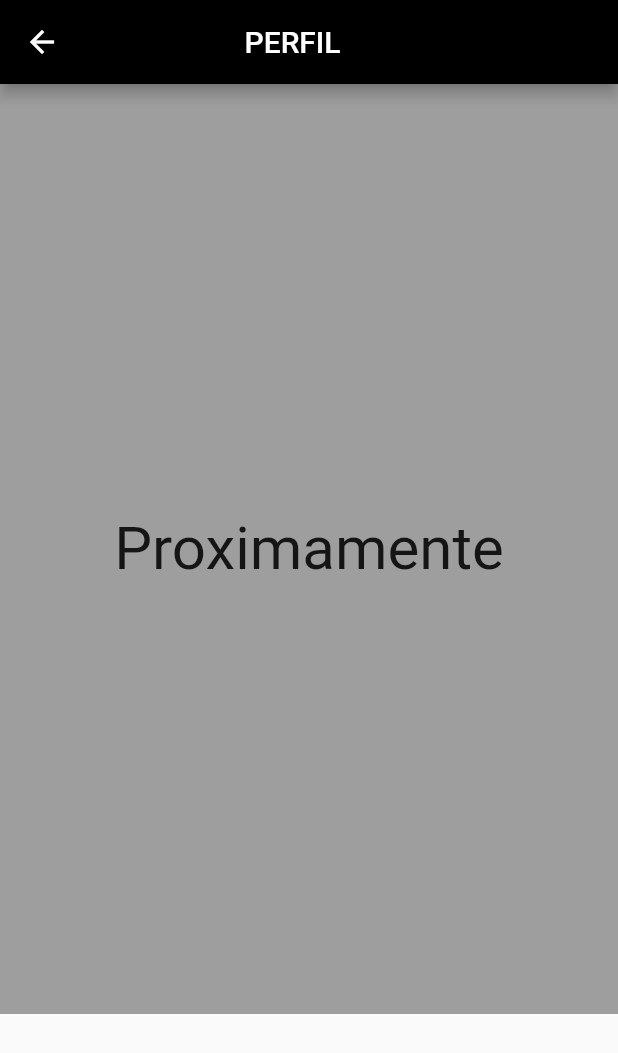
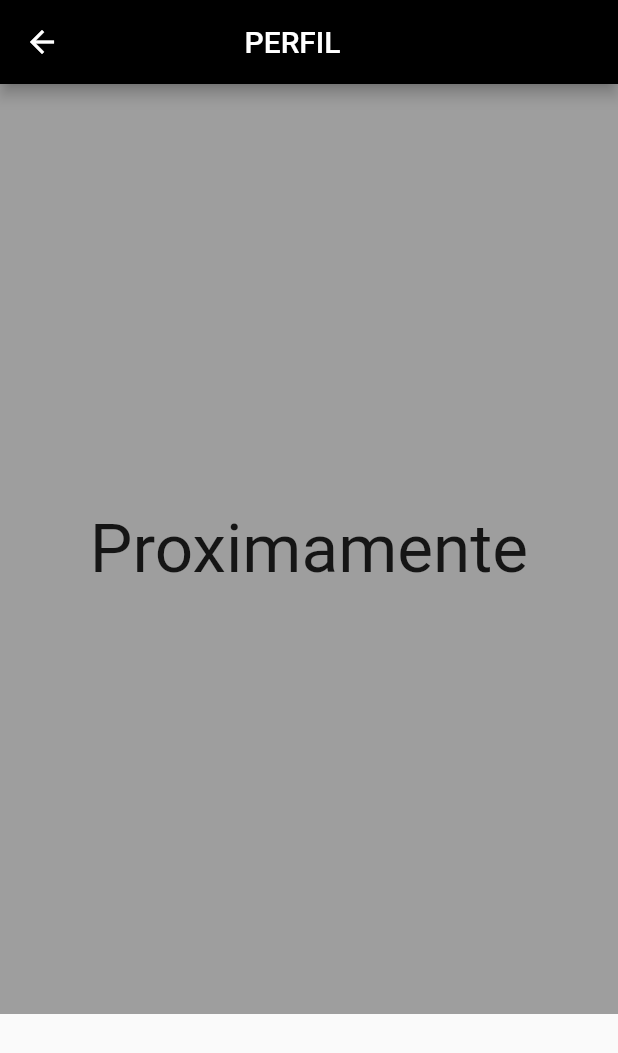
Before and after one commit to Nil-Medina/flutter_banca_movil, a Flutter app: the PagePerfil screen opened directly, on a phone screen of 412 x 824 dp. Shown: the top 1053 px of the screen. Run offline on Flutter 3.47's test engine with Material 2 defaults, Android fonts, the phone set to English and light mode, and no system bars.

Commit message:
version1

```diff
--- a/lib/componentes/perfil.dart
+++ b/lib/componentes/perfil.dart
@@ -38,7 +38,7 @@ class PagePerfil extends StatelessWidget {
               child: const Center(
                 child: Text(
                   "Proximamente",
-                  style: TextStyle(fontSize: 40),
+                  style: TextStyle(fontSize: 45),
                 ),
               ),
             ),
```
Also changed, not shown: lib/componentes/inicio.dart (+4 -4 lines).
